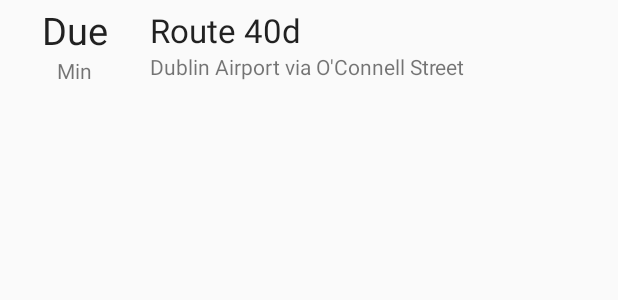
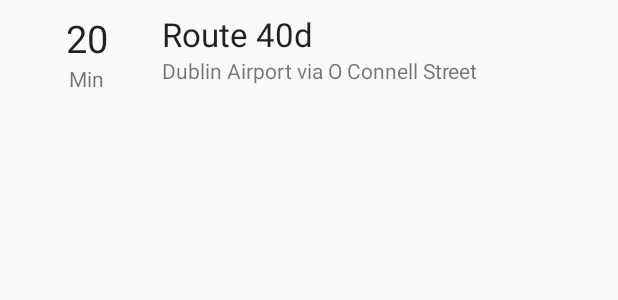
Before and after one commit to victoraldir/DublinBusAlarm, an Android app: the layout layout_list_bus_adapter.xml on its own in the app's theme, with its tools: preview values and no code run, on a phone screen of 412 x 824 dp. Shown: the top 300 px of the screen. Run offline under Robolectric (Android 15) with nearby library versions, the phone set to English and light mode, and no system bars.

Commit message:
Fixes bug on layout preview.

```diff
--- a/app/src/main/java/exceptions/NoInterfaceImplementation.java
+++ b/app/src/main/java/exceptions/NoInterfaceImplementation.java
@@ -1,6 +1,6 @@
 package exceptions;
 
-import fragments.AlarmRegisterDialogFragment;
+import fragments.BusStopFormDialogFragment;
 
 /**
  * Created by victoraldir on 08/07/2017.
@@ -9,7 +9,7 @@ import fragments.AlarmRegisterDialogFragment;
 public class NoInterfaceImplementation extends RuntimeException {
 
     public NoInterfaceImplementation(){
-        super(AlarmRegisterDialogFragment.AlarmRegisterListener.class.getSimpleName() + " not implemented!");
+        super(BusStopFormDialogFragment.BusStopFormListener.class.getSimpleName() + " not implemented!");
     }
 
 }
--- a/app/src/main/res/layout/layout_list_bus_adapter.xml
+++ b/app/src/main/res/layout/layout_list_bus_adapter.xml
@@ -1,74 +1,53 @@
 <?xml version="1.0" encoding="utf-8"?>
-<RelativeLayout xmlns:android="http://schemas.android.com/apk/res/android"
-    android:orientation="horizontal" android:layout_width="match_parent"
-    android:layout_height="match_parent">
+<LinearLayout xmlns:android="http://schemas.android.com/apk/res/android"
+    xmlns:tools="http://schemas.android.com/tools"
+    android:orientation="horizontal"
+    android:layout_width="match_parent"
+    android:layout_height="600dp"
+    android:padding="8dp">
 
     <LinearLayout
         android:orientation="vertical"
         android:layout_width="100dp"
-        android:layout_height="60dp"
-        android:layout_alignParentTop="true"
-        android:layout_alignParentStart="true"
+        android:layout_height="wrap_content"
         android:id="@+id/linearLayout2"
-        android:gravity="center_horizontal|center_vertical"
-        >
+        android:gravity="center_horizontal|center_vertical">
 
         <TextView
             android:layout_width="wrap_content"
             android:layout_height="wrap_content"
             android:textAppearance="?android:attr/textAppearanceLarge"
-            android:text="Due"
-
-            android:textSize="25dp"
-            android:id="@+id/textViewMinutes"
-            android:layout_below="@+id/linearLayout2"
-            android:layout_alignStart="@+id/textViewRoute" />
+            tools:text="20"
+            android:textSize="25sp"
+            android:id="@+id/textViewMinutes" />
 
         <TextView
             android:layout_width="wrap_content"
             android:layout_height="wrap_content"
             android:textAppearance="?android:attr/textAppearanceSmall"
-            android:text="Min"
-
-            android:id="@+id/textView2"
-            android:layout_below="@+id/textViewMinutes"
-            android:layout_alignStart="@+id/textViewMinutes" />
+            android:text="@string/min"
+            android:id="@+id/textView2" />
     </LinearLayout>
-
-
-
-
 
     <LinearLayout
         android:orientation="vertical"
-        android:layout_width="100dp"
-        android:layout_height="500dp"
-        android:layout_alignParentTop="true"
-        android:layout_alignParentEnd="true"
-        android:layout_alignBottom="@+id/linearLayout2"
-        android:gravity="left|center_vertical"
-        android:layout_toEndOf="@+id/linearLayout2">
+        android:layout_width="match_parent"
+        android:layout_height="wrap_content"
+        android:gravity="start|center_vertical">
         <TextView
             android:layout_width="match_parent"
             android:layout_height="wrap_content"
             android:textAppearance="?android:attr/textAppearanceLarge"
-            android:text="Route 40d"
-            android:id="@+id/textViewRoute"
-            android:layout_alignParentTop="true"
-            android:layout_centerHorizontal="true" />
-
-
+            tools:text="Route 40d"
+            android:id="@+id/textViewRoute" />
 
         <TextView
             android:layout_width="match_parent"
             android:layout_height="wrap_content"
             android:textAppearance="?android:attr/textAppearanceSmall"
-            android:text="Dublin Airport via O&apos;Connell Street"
-            android:id="@+id/textViewDestination"
-            android:layout_below="@+id/textViewRoute"
-            android:layout_alignStart="@+id/textViewRoute" />
+            tools:text="Dublin Airport via O Connell Street"
+            android:id="@+id/textViewDestination" />
 
     </LinearLayout>
 
-
-</RelativeLayout>
+</LinearLayout>
--- a/app/src/main/res/values/strings.xml
+++ b/app/src/main/res/values/strings.xml
@@ -11,4 +11,5 @@
     <string name="pick_bus">Pick a bus</string>
     <string name="btn_next">Next</string>
     <string name="btn_cancel">Cancel</string>
+    <string name="min">Min</string>
 </resources>
```
Also changed, not shown: app/build.gradle (+7 -7 lines), app/src/main/java/adapters/ListBusAdapter.java (+5 -5 lines), app/src/main/java/fragments/BusStopFormDialogFragment.java (renamed from app/src/main/java/fragments/AlarmRegisterDialogFragment.java, +9 -11 lines), app/src/main/java/fragments/ListTransportDialogFragment.java (added, +76 -0 lines), app/src/main/java/quartzo/com/dublinbusalarm/MainActivity.java (+4 -18 lines), app/src/main/res/layout/content_main.xml (+2 -9 lines), app/src/main/res/layout/layout_list_alarms_adapter_parent.xml (+3 -4 lines).
